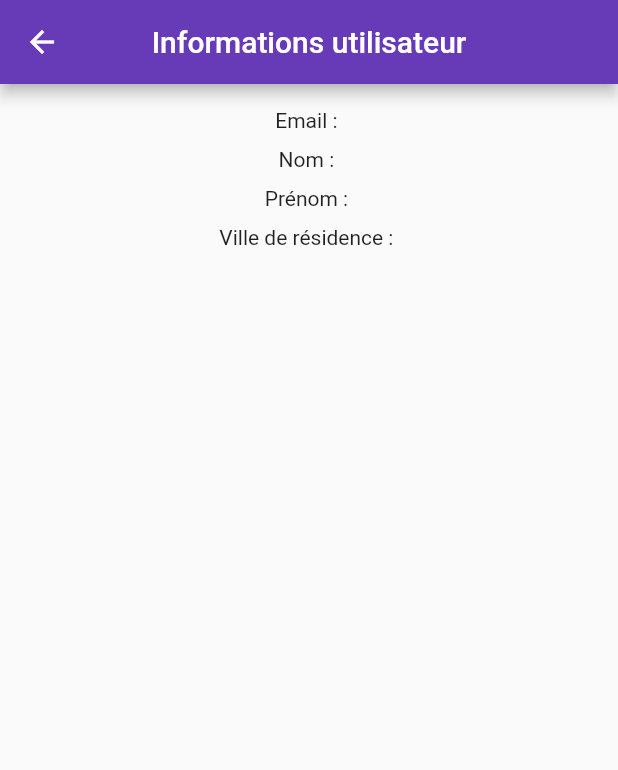
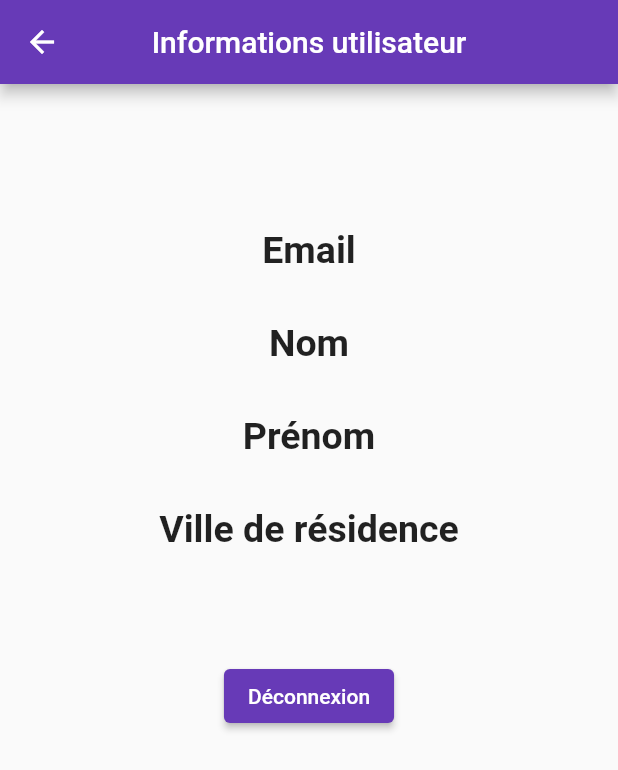
Before and after one commit to Kolphren/dwm14, a Flutter app: the ProfileScreen screen opened by its route, on a phone screen of 412 x 824 dp. Shown: the top 770 px of the screen. Run offline on Flutter 3.47's test engine with Material 2 defaults, Android fonts, the phone set to English and light mode, and no system bars; our stand-ins replace cloud_firestore, firebase_auth, firebase_core; accounts and stored records are empty.

```diff
--- a/lib/screens/profile.dart
+++ b/lib/screens/profile.dart
@@ -25,15 +25,26 @@ class ProfileScreen extends StatelessWidget {
                   child: Center(
                     child: Column(
                       children: [
-                        Text('Email : '+ info[0].email.toString()),
+                        SizedBox(height: 80),
+                        Text('Email', style: TextStyle(fontWeight: FontWeight.bold, fontSize: 25),),
+                        Text(info[0].email.toString(), style: TextStyle(fontSize: 20),),
                         SizedBox(height: 10),
-                        Text('Nom : '+ info[0].name.toString()),
+                        Text('Nom', style: TextStyle(fontWeight: FontWeight.bold, fontSize: 25),),
+                        Text(info[0].name.toString(), style: TextStyle(fontSize: 20),),
                         SizedBox(height: 10),
-                        Text('Prénom : '+ info[0].firstName.toString()),
+                        Text('Prénom', style: TextStyle(fontWeight: FontWeight.bold, fontSize: 25),),
+                        Text(info[0].firstName.toString(), style: TextStyle(fontSize: 20),),
                         SizedBox(height: 10),
-                        Text('Ville de résidence : '+ info[0].city.toString()),
-                        SizedBox(height: 10),
-
+                        Text('Ville de résidence', style: TextStyle(fontWeight: FontWeight.bold, fontSize: 25),),
+                        Text(info[0].city.toString(), style: TextStyle(fontSize: 20),),
+                        SizedBox(height: 50),
+                        ElevatedButton(
+                          onPressed: () async {
+                            await firebaseAuth.signOut();
+                            Navigator.pushReplacementNamed(context, '/login');
+                          },
+                          child: Text('Déconnexion'),
+                          )
                       ]
                     ),
                   ),
```
Also changed, not shown: lib/screens/detail.dart (+26 -4 lines).
